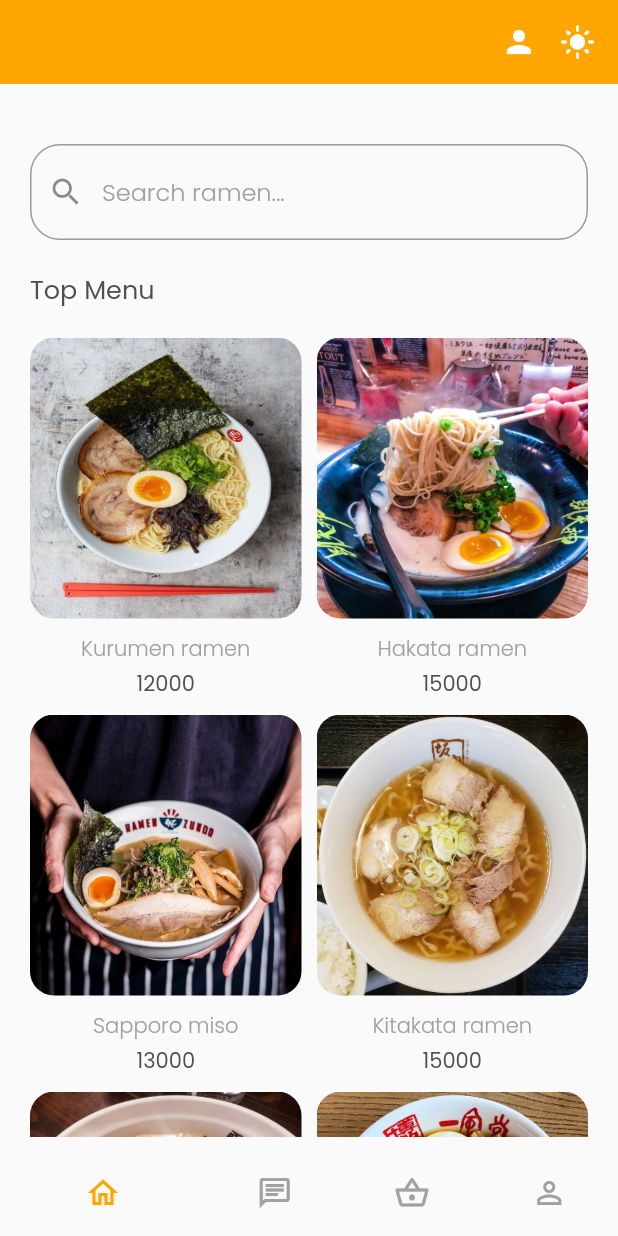
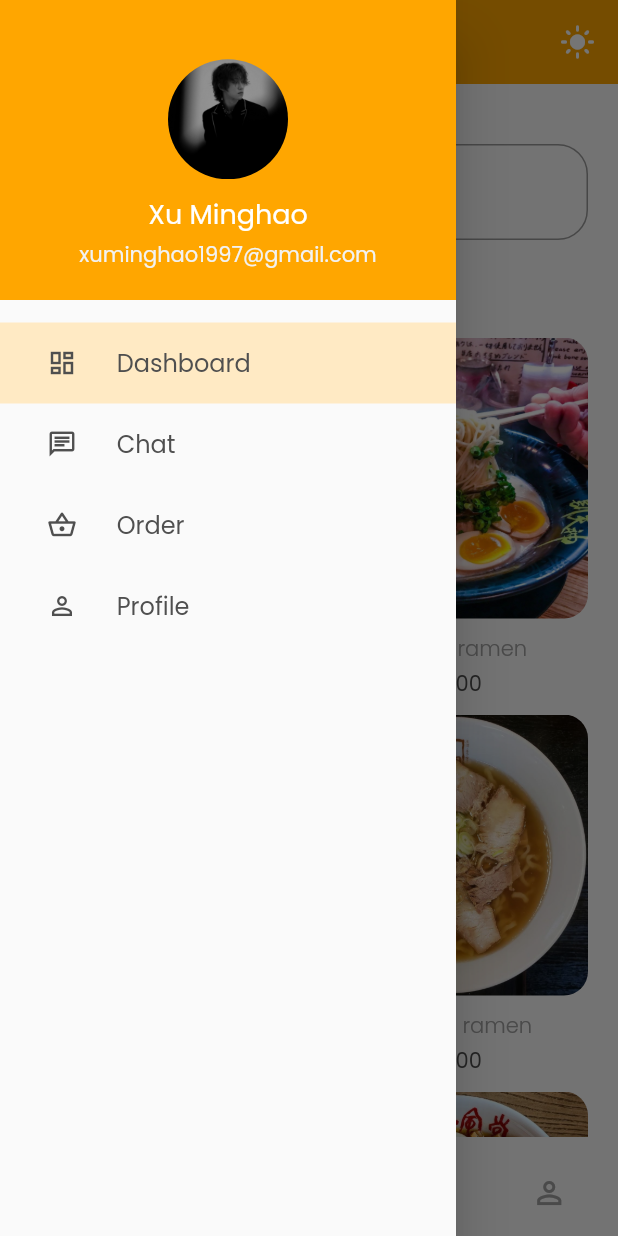
Before and after one commit to ouraan/ramene, a Flutter app: the Home screen opened directly with empty values, with the side drawer open (before the commit the screen has no drawer), on a phone screen of 412 x 824 dp. Run offline on Flutter 3.47's test engine with Material 2 defaults, Android fonts, the light colour scheme and no system bars; our stand-ins replace shared_preferences; accounts and stored records are empty.

Commit message:
Add Drawer

```diff
--- a/lib/constants.dart
+++ b/lib/constants.dart
@@ -1,6 +1,7 @@
 import 'package:flutter/animation.dart';
 
 const orangeAccent = Color(0xFFFFA600);
+const lightOrange = Color.fromARGB(255, 255, 234, 196);
 const semiBlack = Color(0xFF212121);
 const darkGrey = Color(0xFF4f4f4f);
 const lightGrey = Color(0xFFa1a1a1);
--- a/lib/screens/chat.dart
+++ b/lib/screens/chat.dart
@@ -12,7 +12,7 @@ class Chat extends StatelessWidget {
       body: Center(
         child: Text("CHAT",
           style: TextStyle(
-            fontFamily: "Poppins Bold",
+            fontFamily: "Poppins Regular",
             color: darkGrey,
             fontSize: 22,
           ),
--- /dev/null
+++ b/lib/screens/elements/drawer_header.dart
@@ -0,0 +1,51 @@
+import 'package:flutter/material.dart';
+import 'package:ramene/constants.dart';
+
+class MyDrawerHeader extends StatefulWidget {
+  const MyDrawerHeader({super.key});
+
+  @override
+  State<MyDrawerHeader> createState() => _MyDrawerHeaderState();
+}
+
+class _MyDrawerHeaderState extends State<MyDrawerHeader> {
+  @override
+  Widget build(BuildContext context) {
+    return Container(
+      color: orangeAccent,
+      width: double.infinity,
+      height: 200,
+      padding: EdgeInsets.only(top: 20),
+      child: Column(
+        mainAxisAlignment: MainAxisAlignment.center,
+        children: [
+          Container(
+            margin: EdgeInsets.only(bottom: 10),
+            height: 80,
+            decoration: BoxDecoration(
+              shape: BoxShape.circle,
+              image: DecorationImage(
+                image: AssetImage("assets/images/eisa.jpg"),
+              )
+            ),
+          ),
+          Text("Xu Minghao",
+            style: TextStyle(
+              fontFamily: 'Poppins Regular',
+              fontSize: 18,
+              color: Colors.white,
+            ),
+          ),
+          SizedBox(height: 3),
+          Text("xuminghao1997@gmail.com",
+            style: TextStyle(
+              fontFamily: 'Poppins Regular',
+              fontSize: 14,
+              color: extraLightGrey,
+            ),
+          ),
+        ],
+      ),
+    );
+  }
+}
--- a/lib/screens/home.dart
+++ b/lib/screens/home.dart
@@ -2,16 +2,17 @@ import 'package:flutter/material.dart';
 import 'package:ramene/constants.dart';
 import 'package:ramene/models/ramens.dart';
 import 'package:ramene/screens/chat.dart';
+import 'package:ramene/screens/elements/drawer_header.dart';
+import 'package:ramene/screens/login.dart';
 import 'package:ramene/screens/order.dart';
 import 'package:ramene/screens/profile.dart';
 import 'package:ramene/shared_pref.dart';
 
 class Home extends StatefulWidget {
-  Function setTheme;
+  // Function setTheme;
   final String name;
 
-  Home({Key? key, required this.setTheme, required this.name})
-      : super(key: key);
+  Home({Key? key, required this.name}) : super(key: key);
 
   @override
   State<Home> createState() => _HomeState();
@@ -32,36 +33,47 @@ class _HomeState extends State<Home> {
     });
   }
 
-  bool isDarkmode = SharedPref.pref?.getBool('isDarkmode') ?? false;
+  var currentPage = DrawerSections.dashboard;
+
+  // bool isDarkmode = SharedPref.pref?.getBool('isDarkmode') ?? false;
   @override
   Widget build(BuildContext context) {
+    var container;
+    if (currentPage == DrawerSections.dashboard) {
+      container = ContainerHome();
+    } else if (currentPage == DrawerSections.chat) {
+      container = Chat();
+    } else if (currentPage == DrawerSections.order) {
+      container = Order();
+    } else if (currentPage == DrawerSections.profile) {
+      container = Profile();
+    }
     return Scaffold(
       appBar: AppBar(
         elevation: 0,
         backgroundColor: orangeAccent,
         actions: [
-          GestureDetector(
-            child: Icon(
-              Icons.person,
-              color: Colors.white,
-            ),
-            onTap: (){
-              final snackBar = SnackBar(
-                backgroundColor: orangeAccent,
-                content: Text(
-                  'Hi, ' + widget.name,
-                  style: TextStyle(
-                    color: Colors.white,
-                  ),
-                )
-              );
-              ScaffoldMessenger.of(context).showSnackBar(snackBar);
-            },
-          ),
+          // GestureDetector(
+          //   child: Icon(
+          //     Icons.person,
+          //     color: Colors.white,
+          //   ),
+          //   onTap: () {
+          //     final snackBar = SnackBar(
+          //         backgroundColor: orangeAccent,
+          //         content: Text(
+          //           'Hi, ' + widget.name,
+          //           style: TextStyle(
+          //             color: Colors.white,
+          //           ),
+          //         ));
+          //     ScaffoldMessenger.of(context).showSnackBar(snackBar);
+          //   },
+          // ),
           GestureDetector(
             onTap: () {
-              isDarkmode = !isDarkmode;
-              widget.setTheme(isDarkmode);
+              // isDarkmode = !isDarkmode;
+              // widget.setTheme(isDarkmode);
             },
             child: Padding(
               padding: const EdgeInsets.symmetric(horizontal: 15.0),
@@ -91,10 +103,90 @@ class _HomeState extends State<Home> {
         showUnselectedLabels: false,
         elevation: 0,
       ),
-      body: pages.elementAt(currentIndex),
+      body: container,
+      drawer: Drawer(
+        child: SingleChildScrollView(
+          child: Container(
+            child: Column(
+              children: [
+                MyDrawerHeader(),
+                MyDrawerList(),
+              ],
+            ),
+          ),
+        ),
+      ),
+    );
+  }
+
+  Widget MyDrawerList() {
+    return Container(
+      padding: EdgeInsets.only(top: 15),
+      child: Column(
+        children: [
+          menuItem(1, "Dashboard", Icons.dashboard_outlined,
+              currentPage == DrawerSections.dashboard ? true : false),
+          menuItem(2, "Chat", Icons.chat_outlined,
+              currentPage == DrawerSections.chat ? true : false),
+          menuItem(3, "Order", Icons.shopping_basket_outlined,
+              currentPage == DrawerSections.order ? true : false),
+          menuItem(4, "Profile", Icons.person_outline,
+              currentPage == DrawerSections.profile ? true : false),
+        ],
+      ),
+    );
+  }
+
+  Widget menuItem(int id, String title, IconData icon, bool selected) {
+    return Material(
+      color: selected ? lightOrange : Colors.transparent,
+      child: InkWell(
+        onTap: () {
+          Navigator.pop(context);
+          setState(() {
+            if (id == 1) {
+              currentPage = DrawerSections.dashboard;
+            } else if (id == 2) {
+              currentPage = DrawerSections.chat;
+            } else if (id == 3) {
+              currentPage = DrawerSections.order;
+            } else if (id == 4) {
+              currentPage = DrawerSections.profile;
+            }
+          });
+        },
+        child: Padding(
+          padding: EdgeInsets.all(15),
+          child: Row(
+            children: [
+              Expanded(
+                child: Icon(
+                  icon,
+                  size: 20,
+                  color: darkGrey,
+                ),
+              ),
+              SizedBox(width: 10,),
+              Expanded(
+                flex: 4,
+                child: Text(
+                  title,
+                  style: TextStyle(
+                    fontFamily: 'Poppins Regular',
+                    color: darkGrey,
+                    fontSize: 16,
+                  ),
+                ),
+              ),
+            ],
+          ),
+        ),
+      ),
     );
   }
 }
+
+enum DrawerSections { dashboard, order, chat, profile }
 
 class ContainerHome extends StatelessWidget {
   const ContainerHome({
@@ -129,7 +221,7 @@ class ContainerHome extends StatelessWidget {
             child: Text(
               "Top Menu",
               style: TextStyle(
-                fontFamily: "Poppins Bold",
+                fontFamily: "Poppins SemiBold",
                 fontSize: 17,
                 color: darkGrey,
               ),
@@ -190,7 +282,7 @@ class ItemCard extends StatelessWidget {
           ramen.price.toString(),
           style: TextStyle(
             color: darkGrey,
-            fontFamily: 'Poppins Bold',
+            fontFamily: 'Poppins Regular',
           ),
         ),
       ],
--- a/lib/screens/order.dart
+++ b/lib/screens/order.dart
@@ -12,7 +12,7 @@ class Order extends StatelessWidget {
       body: Center(
         child: Text("ORDER",
           style: TextStyle(
-            fontFamily: "Poppins Bold",
+            fontFamily: "Poppins Regular",
             color: darkGrey,
             fontSize: 22,
           ),
--- a/lib/screens/profile.dart
+++ b/lib/screens/profile.dart
@@ -24,7 +24,7 @@ class Profile extends StatelessWidget {
             Text(
               "Rizha Alfianita",
               style: TextStyle(
-                fontFamily: "Poppins Bold",
+                fontFamily: "Poppins SemiBold",
                 fontSize: 22,
                 color: darkGrey,
               ),
@@ -104,7 +104,7 @@ class Profile extends StatelessWidget {
                 child: Text(
                   "LOG OUT",
                   style: TextStyle(
-                    fontFamily: 'Poppins Bold',
+                    fontFamily: 'Poppins Regular',
                     fontSize: 18,
                   ),
                 ),
--- a/lib/screens/register.dart
+++ b/lib/screens/register.dart
@@ -16,7 +16,7 @@ class Register extends StatelessWidget{
               child: Text("Get Your Ramen",
                 style: TextStyle(
                   color: semiBlack,
-                  fontFamily: 'Poppins Bold',
+                  fontFamily: 'Poppins SemiBold',
                   fontWeight: FontWeight.bold,
                   fontSize: 24,
                 ),
@@ -80,7 +80,7 @@ class Register extends StatelessWidget{
               },
               child: Text("SIGN UP",
                 style: TextStyle(
-                fontFamily: 'Poppins Bold',
+                fontFamily: 'Poppins SemiBold',
                 fontSize: 18,
                 )),
               style: ElevatedButton.styleFrom(
```
Also changed, not shown: lib/main.dart (+24 -17 lines), lib/models/data_ramens.json (added, +53 -0 lines), lib/screens/landing.dart (+4 -4 lines), lib/screens/login.dart (+10 -10 lines), pubspec.yaml (+9 -1 lines), assets/images/drawer.png (added), pubspec.lock, 2 other files.
